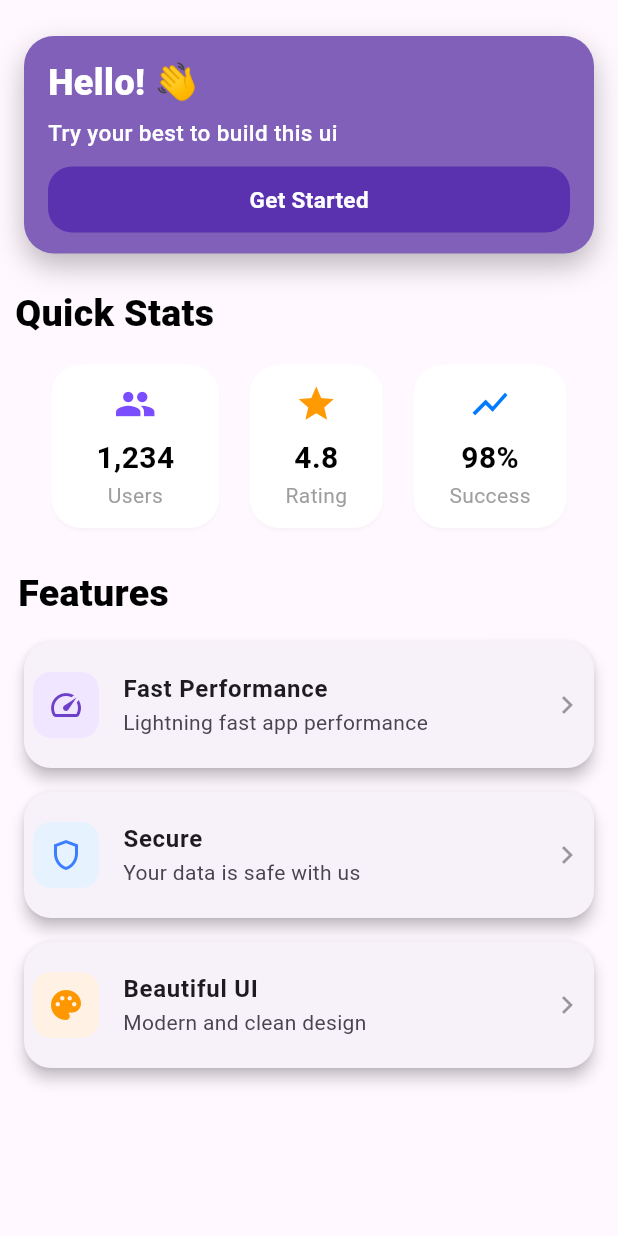
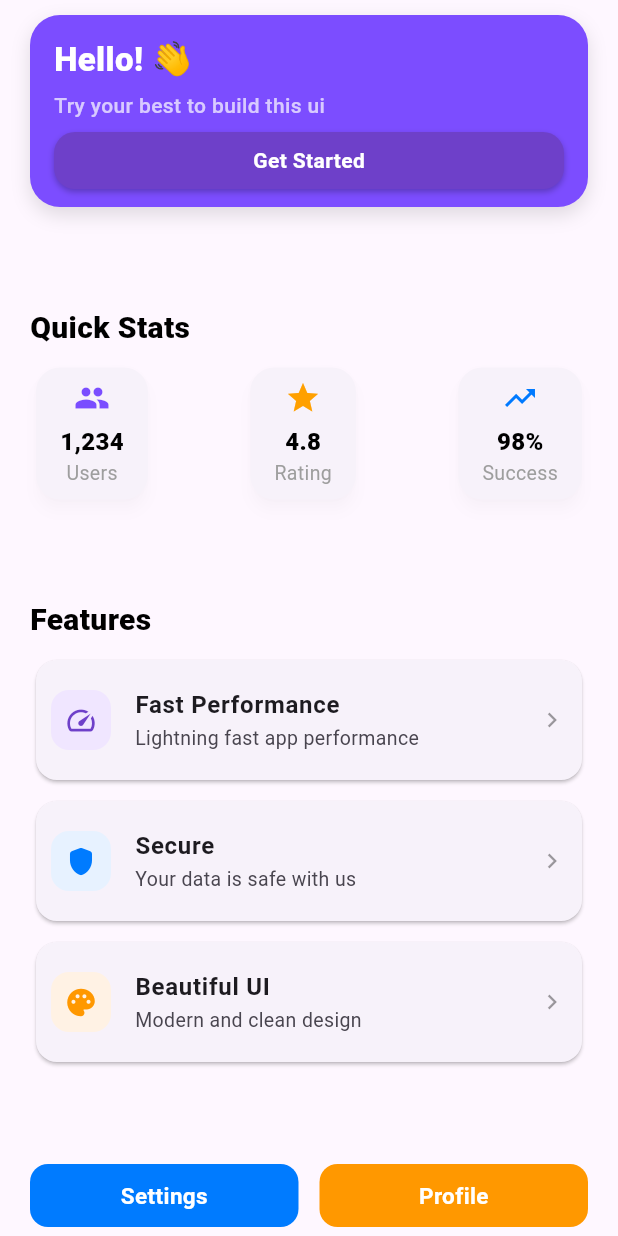
Before and after one commit to MennaElsekily/homework, a Flutter app: the screen it shows after launch, on a phone screen of 412 x 824 dp. Run offline on Flutter 3.47's test engine with Material 3 defaults, Android fonts, the phone set to English and light mode, and no system bars.

Commit message:
hw is done

```diff
--- a/hw_session14/lib/main.dart
+++ b/hw_session14/lib/main.dart
@@ -10,10 +10,28 @@ class MyApp extends StatelessWidget {
   @override
   Widget build(BuildContext context) {
     return const MaterialApp(
-      home: Scaffold(
-        backgroundColor: Color(0xffFFF8FF),
-        body: Column(
-          children: [HeaderSection(), QuickStats(), Feautressection()],
+      debugShowCheckedModeBanner: false,
+      home: HomeScreen(),
+    );
+  }
+}
+
+class HomeScreen extends StatelessWidget {
+  const HomeScreen({super.key});
+
+  @override
+  Widget build(BuildContext context) {
+    return Scaffold(
+      backgroundColor: const Color(0xFFFEF7FF),
+      body: SafeArea(
+        child: Column(
+          mainAxisAlignment: MainAxisAlignment.spaceBetween,
+          children: const [
+            HeaderSection(),
+            QuickStats(),
+            Feautressection(),
+            BottomButtons(),
+          ],
         ),
       ),
     );
@@ -25,65 +43,63 @@ class HeaderSection extends StatelessWidget {
 
   @override
   Widget build(BuildContext context) {
-    return Column(
-      mainAxisSize: MainAxisSize.min,
-      children: [
-        Padding(
-          padding: const EdgeInsets.only(
-            left: 16,
-            right: 16,
-            top: 24,
-            bottom: 12,
-          ),
+    return Padding(
+      padding: const EdgeInsets.only(left: 20, right: 20, top: 10, bottom: 6),
       child: Container(
         decoration: BoxDecoration(
           borderRadius: BorderRadius.circular(20),
-              color: const Color(0xff8160B9),
+          color: const Color(0xFF7C4DFF),
+          boxShadow: const [
+            BoxShadow(
+              color: Colors.black12,
+              blurRadius: 10,
+              offset: Offset(0, 5),
+            ),
+          ],
+        ),
+        padding: const EdgeInsets.fromLTRB(16, 14, 16, 12),
+        child: Column(
+          crossAxisAlignment: CrossAxisAlignment.start,
+          children: [
+            const Text(
+              "Hello! 👋",
+              style: TextStyle(
+                color: Colors.white,
+                fontSize: 22,
+                fontWeight: FontWeight.w800,
+              ),
+            ),
+            const SizedBox(height: 4),
+            const Text(
+              "Try your best to build this ui",
+              style: TextStyle(
+                color: Colors.white70,
+                fontSize: 14,
+                fontWeight: FontWeight.w500,
+              ),
+            ),
+            const SizedBox(height: 8),
+            Container(
+              width: double.infinity,
+              height: 38,
+              decoration: BoxDecoration(
+                color: const Color(0xFF6E40C9),
+                borderRadius: BorderRadius.circular(14),
                 boxShadow: const [
                   BoxShadow(
                     color: Colors.black26,
-                  blurRadius: 16,
-                  offset: Offset(0, 8),
+                    blurRadius: 3,
+                    offset: Offset(0, 2),
                   ),
                 ],
               ),
-            padding: const EdgeInsets.symmetric(horizontal: 16, vertical: 14),
-            child: Column(
-              crossAxisAlignment: CrossAxisAlignment.start,
-              mainAxisSize: MainAxisSize.min,
-              children: [
-                const Text(
-                  'Hello! 👋',
+              child: const Center(
+                child: Text(
+                  "Get Started",
                   style: TextStyle(
                     color: Colors.white,
-                    fontSize: 24,
-                    fontWeight: FontWeight.w800,
-                  ),
-                ),
-                const SizedBox(height: 6),
-                const Text(
-                  'Try your best to build this ui',
-                  style: TextStyle(
-                    color: Colors.white,
-                    fontSize: 15,
-                    fontWeight: FontWeight.w500,
-                  ),
-                ),
-                const SizedBox(height: 12),
-                Container(
-                  width: double.infinity,
-                  height: 44,
-                  decoration: BoxDecoration(
-                    color: const Color(0xFF5A32B0),
-                    borderRadius: BorderRadius.circular(16),
-                  ),
-                  child: const Center(
-                    child: Text(
-                      'Get Started',
-                      style: TextStyle(
-                        color: Colors.white,
-                        fontSize: 15,
                     fontWeight: FontWeight.w700,
+                    fontSize: 14,
                   ),
                 ),
               ),
@@ -91,8 +107,6 @@ class HeaderSection extends StatelessWidget {
           ],
         ),
       ),
-        ),
-      ],
     );
   }
 }
@@ -103,72 +117,39 @@ class QuickStats extends StatelessWidget {
   @override
   Widget build(BuildContext context) {
     return Padding(
-      padding: const EdgeInsets.all(10.0),
+      padding: const EdgeInsets.symmetric(horizontal: 20, vertical: 2),
       child: Column(
-        mainAxisSize: MainAxisSize.min,
         crossAxisAlignment: CrossAxisAlignment.start,
         children: [
           const Text(
-            'Quick Stats',
+            "Quick Stats",
             style: TextStyle(
-              fontSize: 25,
+              fontSize: 20,
               color: Colors.black,
               fontWeight: FontWeight.w800,
             ),
           ),
-          const SizedBox(height: 12),
+          const SizedBox(height: 8),
           Row(
-            mainAxisAlignment: MainAxisAlignment.center,
-            children: [
-              Card(
-                color: Colors.white,
-                shadowColor: Colors.black12,
-                shape: RoundedRectangleBorder(
-                  borderRadius: BorderRadius.circular(20),
-                ),
-                child: const Padding(
-                  padding: EdgeInsets.symmetric(horizontal: 30, vertical: 12),
-                  child: _StatCol(
+            mainAxisAlignment: MainAxisAlignment.spaceBetween,
+            children: const [
+              _StatCard(
                 icon: Icons.people,
+                iconColor: Color(0xFF7A4DFF),
                 value: "1,234",
                 label: "Users",
-                    iconColor: Color(0xff7A4DFF),
               ),
-                ),
-              ),
-              const SizedBox(width: 12),
-              Card(
-                color: Colors.white,
-                shadowColor: Colors.black12,
-                shape: RoundedRectangleBorder(
-                  borderRadius: BorderRadius.circular(20),
-                ),
-                child: const Padding(
-                  padding: EdgeInsets.symmetric(horizontal: 24, vertical: 12),
-                  child: _StatCol(
+              _StatCard(
                 icon: Icons.star,
+                iconColor: Color(0xFFFFA000),
                 value: "4.8",
                 label: "Rating",
-                    iconColor: Color(0xffFF9A03),
               ),
-                ),
-              ),
-              const SizedBox(width: 12),
-              Card(
-                color: Colors.white,
-                shadowColor: Colors.black12,
-                shape: RoundedRectangleBorder(
-                  borderRadius: BorderRadius.circular(20),
-                ),
-                child: const Padding(
-                  padding: EdgeInsets.symmetric(horizontal: 24, vertical: 12),
-                  child: _StatCol(
-                    icon: Icons.show_chart,
+              _StatCard(
+                icon: Icons.trending_up,
+                iconColor: Color(0xFF007AFF),
                 value: "98%",
                 label: "Success",
-                    iconColor: Color(0xff007AFF),
-                  ),
-                ),
               ),
             ],
           ),
@@ -178,35 +159,47 @@ class QuickStats extends StatelessWidget {
   }
 }
 
-class _StatCol extends StatelessWidget {
+class _StatCard extends StatelessWidget {
   final IconData icon;
-  final String value, label;
   final Color iconColor;
-  const _StatCol({
+  final String value;
+  final String label;
+
+  const _StatCard({
     required this.icon,
+    required this.iconColor,
     required this.value,
     required this.label,
-    required this.iconColor,
-    super.key,
   });
 
   @override
   Widget build(BuildContext context) {
-    return Column(
+    return Card(
+      elevation: 4,
+      shadowColor: Colors.black12,
+      shape: RoundedRectangleBorder(borderRadius: BorderRadius.circular(16)),
+      child: Padding(
+        padding: const EdgeInsets.symmetric(horizontal: 16, vertical: 8),
+        child: Column(
           mainAxisSize: MainAxisSize.min,
           children: [
-        Icon(icon, color: iconColor, size: 28),
-        const SizedBox(height: 8),
+            Icon(icon, color: iconColor, size: 24),
+            const SizedBox(height: 6),
             Text(
               value,
               style: const TextStyle(
                 color: Colors.black,
-            fontSize: 20,
-            fontWeight: FontWeight.w700,
+                fontSize: 16,
+                fontWeight: FontWeight.w800,
               ),
             ),
-        Text(label, style: const TextStyle(color: Colors.grey, fontSize: 14)),
+            Text(
+              label,
+              style: const TextStyle(color: Colors.grey, fontSize: 13),
+            ),
           ],
+        ),
+      ),
     );
   }
 }
@@ -217,101 +210,143 @@ class Feautressection extends StatelessWidget {
   @override
   Widget build(BuildContext context) {
     return Padding(
-      padding: const EdgeInsets.all(12),
+      padding: const EdgeInsets.symmetric(horizontal: 20, vertical: 2),
       child: Column(
         crossAxisAlignment: CrossAxisAlignment.start,
-        children: [
-          const Text(
+        children: const [
+          Text(
             "Features",
             style: TextStyle(
-              fontSize: 25,
+              fontSize: 20,
               color: Colors.black,
               fontWeight: FontWeight.w800,
             ),
           ),
-          const SizedBox(height: 10),
+          SizedBox(height: 8),
+          _FeatureCard(
+            iconBg: Color(0xFFF0E6FF),
+            icon: Icons.speed,
+            iconColor: Color(0xFF6E40C9),
+            title: "Fast Performance",
+            subtitle: "Lightning fast app performance",
+          ),
+          SizedBox(height: 6),
+          _FeatureCard(
+            iconBg: Color(0xFFE7F2FF),
+            icon: Icons.shield_rounded,
+            iconColor: Color(0xFF007BFF),
+            title: "Secure",
+            subtitle: "Your data is safe with us",
+          ),
+          SizedBox(height: 6),
+          _FeatureCard(
+            iconBg: Color(0xFFFFF2E4),
+            icon: Icons.palette_rounded,
+            iconColor: Color(0xFFFF9800),
+            title: "Beautiful UI",
+            subtitle: "Modern and clean design",
+          ),
+        ],
+      ),
+    );
+  }
+}
 
-          Card(
-            shape: RoundedRectangleBorder(
-              borderRadius: BorderRadius.circular(18),
-            ),
-            elevation: 4,
+class _FeatureCard extends StatelessWidget {
+  final Color iconBg;
+  final Color iconColor;
+  final IconData icon;
+  final String title;
+  final String subtitle;
+
+  const _FeatureCard({
+    required this.iconBg,
+    required this.icon,
+    required this.iconColor,
+    required this.title,
+    required this.subtitle,
+  });
+
+  @override
+  Widget build(BuildContext context) {
+    return Card(
+      shape: RoundedRectangleBorder(borderRadius: BorderRadius.circular(14)),
       child: Padding(
-              padding: const EdgeInsets.symmetric(horizontal: 6),
+        padding: const EdgeInsets.symmetric(horizontal: 4),
         child: ListTile(
           contentPadding: const EdgeInsets.symmetric(
-                  vertical: 6,
-                ), // was 8
-                leading: const _IconBox(
-                  color: Color(0xFFF0E6FF),
-                  icon: Icons.speed,
-                  iconColor: Color(0xFF6E40C9),
+            vertical: 4,
+            horizontal: 6,
           ),
-                title: const Text(
-                  "Fast Performance",
-                  style: TextStyle(fontWeight: FontWeight.w700),
+          leading: Container(
+            width: 40,
+            height: 40,
+            decoration: BoxDecoration(
+              color: iconBg,
+              borderRadius: BorderRadius.circular(12),
             ),
-                subtitle: const Text("Lightning fast app performance"),
+            child: Icon(icon, color: iconColor, size: 22),
+          ),
+          title: Text(
+            title,
+            style: const TextStyle(fontWeight: FontWeight.w700, fontSize: 16),
+          ),
+          subtitle: Text(subtitle, style: const TextStyle(fontSize: 13)),
           trailing: const Icon(
             Icons.chevron_right,
             color: Colors.black38,
+            size: 20,
+          ),
+        ),
+      ),
+    );
+  }
+}
+
+class BottomButtons extends StatelessWidget {
+  const BottomButtons({super.key});
+
+  @override
+  Widget build(BuildContext context) {
+    return Padding(
+      padding: const EdgeInsets.only(left: 20, right: 20, top: 4, bottom: 6),
+      child: Row(
+        children: [
+          Expanded(
+            child: Container(
+              height: 42,
+              decoration: BoxDecoration(
+                color: const Color(0xFF007BFF),
+                borderRadius: BorderRadius.circular(12),
+              ),
+              child: const Center(
+                child: Text(
+                  "Settings",
+                  style: TextStyle(
+                    color: Colors.white,
+                    fontWeight: FontWeight.w700,
+                    fontSize: 15,
                   ),
                 ),
               ),
             ),
-          const SizedBox(height: 8),
-
-          Card(
-            shape: RoundedRectangleBorder(
-              borderRadius: BorderRadius.circular(18),
           ),
-            elevation: 4,
-            child: Padding(
-              padding: const EdgeInsets.symmetric(horizontal: 6),
-              child: ListTile(
-                contentPadding: const EdgeInsets.symmetric(vertical: 6),
-                leading: const _IconBox(
-                  color: Color(0xFFE7F2FF),
-                  icon: Icons.shield_outlined,
-                  iconColor: Color(0xFF3B7EFF),
+          const SizedBox(width: 14),
+          Expanded(
+            child: Container(
+              height: 42,
+              decoration: BoxDecoration(
+                color: const Color(0xFFFF9800),
+                borderRadius: BorderRadius.circular(12),
               ),
-                title: const Text(
-                  "Secure",
-                  style: TextStyle(fontWeight: FontWeight.w700),
+              child: const Center(
+                child: Text(
+                  "Profile",
+                  style: TextStyle(
+                    color: Colors.white,
+                    fontWeight: FontWeight.w700,
+                    fontSize: 15,
                   ),
-                subtitle: const Text("Your data is safe with us"),
-                trailing: const Icon(
-                  Icons.chevron_right,
-                  color: Colors.black38,
-                ),
-              ),
-            ),
-          ),
-          const SizedBox(height: 8),
-
-          Card(
-            shape: RoundedRectangleBorder(
-              borderRadius: BorderRadius.circular(18),
-            ),
-            elevation: 4,
-            child: Padding(
-              padding: const EdgeInsets.symmetric(horizontal: 6),
-              child: ListTile(
-                contentPadding: const EdgeInsets.symmetric(vertical: 6),
-                leading: const _IconBox(
-                  color: Color(0xFFFFF2E4),
-                  icon: Icons.palette_rounded,
-                  iconColor: Color(0xFFFF9800),
-                ),
-
-                title: const Text(
-                  "Beautiful UI",
-                  style: TextStyle(fontWeight: FontWeight.w700),
-                ),
-                subtitle: const Text("Modern and clean design"),
-                trailing: const Icon(
-                  Icons.chevron_right,
-                  color: Colors.black38,
                 ),
               ),
             ),
@@ -321,28 +356,3 @@ class Feautressection extends StatelessWidget {
     );
   }
 }
-
-class _IconBox extends StatelessWidget {
-  final Color color;
-  final Color iconColor;
-  final IconData icon;
-  const _IconBox({
-    required this.color,
-    required this.icon,
-    required this.iconColor,
-    super.key,
-  });
-
-  @override
-  Widget build(BuildContext context) {
-    return Container(
-      width: 44,
-      height: 44,
-      decoration: BoxDecoration(
-        color: color,
-        borderRadius: BorderRadius.circular(12),
-      ),
-      child: Icon(icon, color: iconColor, size: 24),
-    );
-  }
-}
```
Lines whose indentation alone changed are shown as unchanged.
